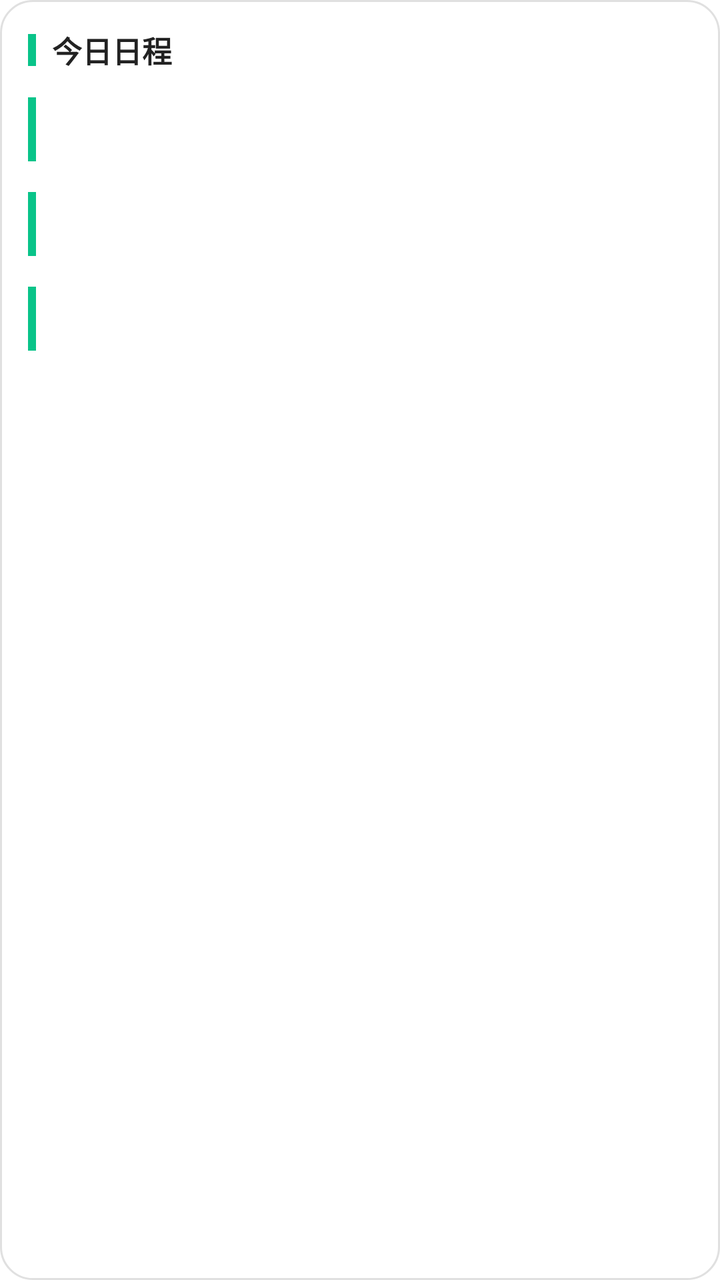
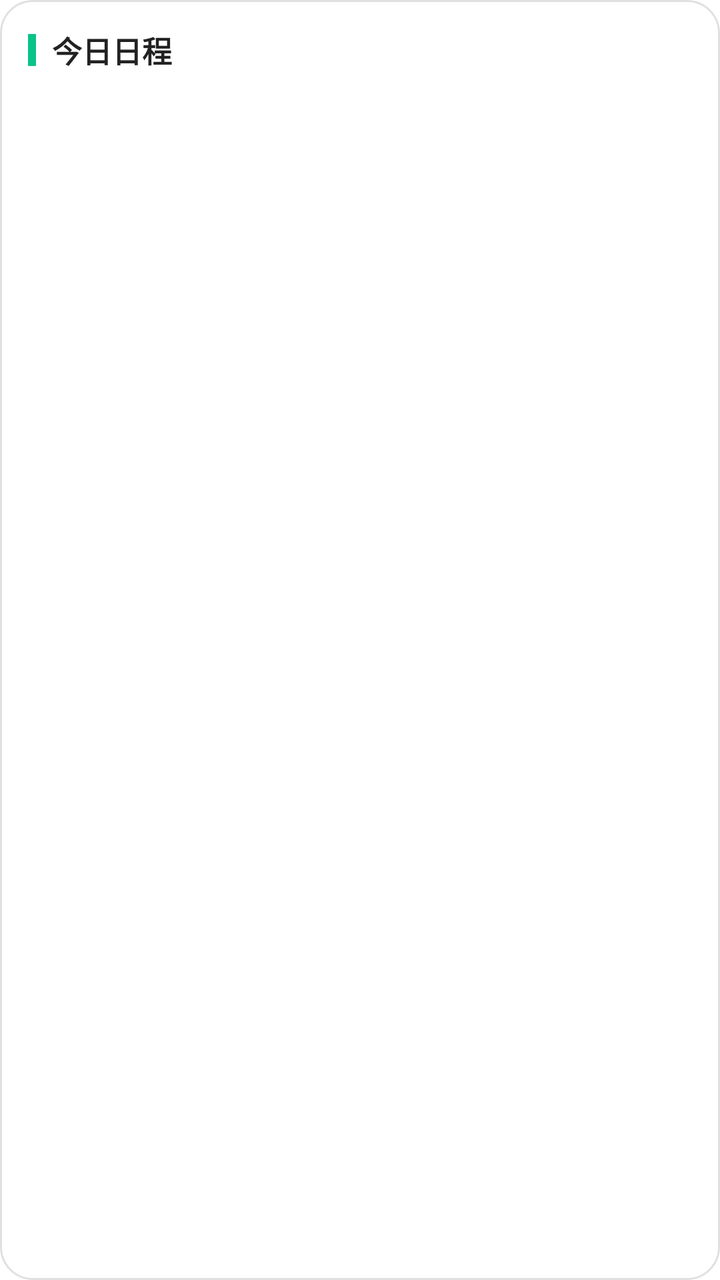

Screens rendered from an Android XML layout before and after an edit, with the pre-edit source and the edit as a unified diff.
<!-- AndroidManifest.xml: fallback theme Theme.MaterialComponents.DayNight.NoActionBar -->
<!-- res/layout/widget_agenda.xml -->
<?xml version="1.0" encoding="utf-8"?>
<LinearLayout xmlns:android="http://schemas.android.com/apk/res/android"
    android:id="@+id/widget_agenda_root"
    android:layout_width="match_parent"
    android:layout_height="match_parent"
    android:background="@drawable/widget_background"
    android:orientation="vertical"
    android:padding="14dp">

    <LinearLayout
        android:layout_width="match_parent"
        android:layout_height="wrap_content"
        android:gravity="center_vertical"
        android:orientation="horizontal">

        <FrameLayout
            android:layout_width="4dp"
            android:layout_height="16dp"
            android:background="#09C489" />

        <TextView
            android:id="@+id/widget_agenda_title"
            android:layout_width="0dp"
            android:layout_height="wrap_content"
            android:layout_marginStart="8dp"
            android:layout_weight="1"
            android:ellipsize="end"
            android:maxLines="1"
            android:text="@string/widget_agenda_label"
            android:textColor="#222222"
            android:textSize="15sp"
            android:textStyle="bold" />

        <TextView
            android:id="@+id/widget_agenda_date"
            android:layout_width="wrap_content"
            android:layout_height="wrap_content"
            android:ellipsize="end"
            android:maxLines="1"
            android:textColor="#757575"
            android:textSize="12sp" />
    </LinearLayout>

    <TextView
        android:id="@+id/widget_agenda_empty"
        android:layout_width="match_parent"
        android:layout_height="wrap_content"
        android:layout_marginTop="12dp"
        android:gravity="center"
        android:text="@string/widget_open_hint"
        android:textColor="#9E9E9E"
        android:textSize="13sp"
        android:visibility="gone" />

    <LinearLayout
        android:id="@+id/widget_agenda_item_0"
        android:layout_width="match_parent"
        android:layout_height="wrap_content"
        android:layout_marginTop="10dp"
        android:gravity="center_vertical"
        android:orientation="horizontal">

        <FrameLayout
            android:id="@+id/widget_agenda_bar_0"
            android:layout_width="4dp"
            android:layout_height="32dp"
            android:background="#09C489" />

        <LinearLayout
            android:layout_width="match_parent"
            android:layout_height="wrap_content"
            android:layout_marginStart="8dp"
            android:orientation="vertical">

            <TextView
                android:id="@+id/widget_agenda_item_title_0"
                android:layout_width="match_parent"
                android:layout_height="wrap_content"
                android:ellipsize="end"
                android:maxLines="1"
                android:textColor="#222222"
                android:textSize="14sp"
                android:textStyle="bold" />

            <TextView
                android:id="@+id/widget_agenda_item_sub_0"
                android:layout_width="match_parent"
                android:layout_height="wrap_content"
                android:layout_marginTop="2dp"
                android:ellipsize="end"
                android:maxLines="1"
                android:textColor="#757575"
                android:textSize="12sp" />
        </LinearLayout>
    </LinearLayout>

    <LinearLayout
        android:id="@+id/widget_agenda_item_1"
        android:layout_width="match_parent"
        android:layout_height="wrap_content"
        android:layout_marginTop="10dp"
        android:gravity="center_vertical"
        android:orientation="horizontal">

        <FrameLayout
            android:id="@+id/widget_agenda_bar_1"
            android:layout_width="4dp"
            android:layout_height="32dp"
            android:background="#09C489" />

        <LinearLayout
            android:layout_width="match_parent"
            android:layout_height="wrap_content"
            android:layout_marginStart="8dp"
            android:orientation="vertical">

            <TextView
                android:id="@+id/widget_agenda_item_title_1"
                android:layout_width="match_parent"
                android:layout_height="wrap_content"
                android:ellipsize="end"
                android:maxLines="1"
                android:textColor="#222222"
                android:textSize="14sp"
                android:textStyle="bold" />

            <TextView
                android:id="@+id/widget_agenda_item_sub_1"
                android:layout_width="match_parent"
                android:layout_height="wrap_content"
                android:layout_marginTop="2dp"
                android:ellipsize="end"
                android:maxLines="1"
                android:textColor="#757575"
                android:textSize="12sp" />
        </LinearLayout>
    </LinearLayout>

    <LinearLayout
        android:id="@+id/widget_agenda_item_2"
        android:layout_width="match_parent"
        android:layout_height="wrap_content"
        android:layout_marginTop="10dp"
        android:gravity="center_vertical"
        android:orientation="horizontal">

        <FrameLayout
            android:id="@+id/widget_agenda_bar_2"
            android:layout_width="4dp"
            android:layout_height="32dp"
            android:background="#09C489" />

        <LinearLayout
            android:layout_width="match_parent"
            android:layout_height="wrap_content"
            android:layout_marginStart="8dp"
            android:orientation="vertical">

            <TextView
                android:id="@+id/widget_agenda_item_title_2"
                android:layout_width="match_parent"
                android:layout_height="wrap_content"
                android:ellipsize="end"
                android:maxLines="1"
                android:textColor="#222222"
                android:textSize="14sp"
                android:textStyle="bold" />

            <TextView
                android:id="@+id/widget_agenda_item_sub_2"
                android:layout_width="match_parent"
                android:layout_height="wrap_content"
                android:layout_marginTop="2dp"
                android:ellipsize="end"
                android:maxLines="1"
                android:textColor="#757575"
                android:textSize="12sp" />
        </LinearLayout>
    </LinearLayout>
</LinearLayout>
<!-- resources referenced by this layout -->
<resources>
  <!-- drawable widget_background (drawable) -->
  <?xml version="1.0" encoding="utf-8"?>
  <shape xmlns:android="http://schemas.android.com/apk/res/android"
      android:shape="rectangle">
      <corners android:radius="16dp" />
      <solid android:color="#FFFFFF" />
      <stroke
          android:width="1dp"
          android:color="#E0E0E0" />
  </shape>
  <string name="widget_agenda_label">今日日程</string>
  <string name="widget_open_hint">打开 App 同步数据后显示</string>
</resources>

<!-- the commit's change to res/layout/widget_agenda.xml (unified diff, before → after) -->
@@ -27,7 +27,7 @@
             android:ellipsize="end"
             android:maxLines="1"
             android:text="@string/widget_agenda_label"
-            android:textColor="#222222"
+            android:textColor="@color/widget_title"
             android:textSize="15sp"
             android:textStyle="bold" />
 
@@ -37,144 +37,36 @@
             android:layout_height="wrap_content"
             android:ellipsize="end"
             android:maxLines="1"
-            android:textColor="#757575"
+            android:textColor="@color/widget_sub"
             android:textSize="12sp" />
     </LinearLayout>
 
-    <TextView
-        android:id="@+id/widget_agenda_empty"
+    <FrameLayout
         android:layout_width="match_parent"
-        android:layout_height="wrap_content"
-        android:layout_marginTop="12dp"
-        android:gravity="center"
-        android:text="@string/widget_open_hint"
-        android:textColor="#9E9E9E"
-        android:textSize="13sp"
-        android:visibility="gone" />
+        android:layout_height="0dp"
+        android:layout_marginTop="8dp"
+        android:layout_weight="1">
 
-    <LinearLayout
-        android:id="@+id/widget_agenda_item_0"
-        android:layout_width="match_parent"
-        android:layout_height="wrap_content"
-        android:layout_marginTop="10dp"
-        android:gravity="center_vertical"
-        android:orientation="horizontal">
+        <ListView
+            android:id="@+id/widget_agenda_list"
+            android:layout_width="match_parent"
+            android:layout_height="match_parent"
+            android:clipToPadding="false"
+            android:divider="@null"
+            android:dividerHeight="6dp"
+            android:overScrollMode="always"
+            android:scrollbars="vertical"
+            android:verticalScrollbarPosition="right" />
 
-        <FrameLayout
-            android:id="@+id/widget_agenda_bar_0"
-            android:layout_width="4dp"
-            android:layout_height="32dp"
-            android:background="#09C489" />
-
-        <LinearLayout
+        <TextView
+            android:id="@+id/widget_agenda_empty"
             android:layout_width="match_parent"
             android:layout_height="wrap_content"
-            android:layout_marginStart="8dp"
-            android:orientation="vertical">
-
-            <TextView
-                android:id="@+id/widget_agenda_item_title_0"
-                android:layout_width="match_parent"
-                android:layout_height="wrap_content"
-                android:ellipsize="end"
-                android:maxLines="1"
-                android:textColor="#222222"
-                android:textSize="14sp"
-                android:textStyle="bold" />
-
-            <TextView
-                android:id="@+id/widget_agenda_item_sub_0"
-                android:layout_width="match_parent"
-                android:layout_height="wrap_content"
-                android:layout_marginTop="2dp"
-                android:ellipsize="end"
-                android:maxLines="1"
-                android:textColor="#757575"
-                android:textSize="12sp" />
-        </LinearLayout>
-    </LinearLayout>
-
-    <LinearLayout
-        android:id="@+id/widget_agenda_item_1"
-        android:layout_width="match_parent"
-        android:layout_height="wrap_content"
-        android:layout_marginTop="10dp"
-        android:gravity="center_vertical"
-        android:orientation="horizontal">
-
-        <FrameLayout
-            android:id="@+id/widget_agenda_bar_1"
-            android:layout_width="4dp"
-            android:layout_height="32dp"
-            android:background="#09C489" />
-
-        <LinearLayout
-            android:layout_width="match_parent"
-            android:layout_height="wrap_content"
-            android:layout_marginStart="8dp"
-            android:orientation="vertical">
-
-            <TextView
-                android:id="@+id/widget_agenda_item_title_1"
-                android:layout_width="match_parent"
-                android:layout_height="wrap_content"
-                android:ellipsize="end"
-                android:maxLines="1"
-                android:textColor="#222222"
-                android:textSize="14sp"
-                android:textStyle="bold" />
-
-            <TextView
-                android:id="@+id/widget_agenda_item_sub_1"
-                android:layout_width="match_parent"
-                android:layout_height="wrap_content"
-                android:layout_marginTop="2dp"
-                android:ellipsize="end"
-                android:maxLines="1"
-                android:textColor="#757575"
-                android:textSize="12sp" />
-        </LinearLayout>
-    </LinearLayout>
-
-    <LinearLayout
-        android:id="@+id/widget_agenda_item_2"
-        android:layout_width="match_parent"
-        android:layout_height="wrap_content"
-        android:layout_marginTop="10dp"
-        android:gravity="center_vertical"
-        android:orientation="horizontal">
-
-        <FrameLayout
-            android:id="@+id/widget_agenda_bar_2"
-            android:layout_width="4dp"
-            android:layout_height="32dp"
-            android:background="#09C489" />
-
-        <LinearLayout
-            android:layout_width="match_parent"
-            android:layout_height="wrap_content"
-            android:layout_marginStart="8dp"
-            android:orientation="vertical">
-
-            <TextView
-                android:id="@+id/widget_agenda_item_title_2"
-                android:layout_width="match_parent"
-                android:layout_height="wrap_content"
-                android:ellipsize="end"
-                android:maxLines="1"
-                android:textColor="#222222"
-                android:textSize="14sp"
-                android:textStyle="bold" />
-
-            <TextView
-                android:id="@+id/widget_agenda_item_sub_2"
-                android:layout_width="match_parent"
-                android:layout_height="wrap_content"
-                android:layout_marginTop="2dp"
-                android:ellipsize="end"
-                android:maxLines="1"
-                android:textColor="#757575"
-                android:textSize="12sp" />
-        </LinearLayout>
-    </LinearLayout>
+            android:layout_gravity="center"
+            android:gravity="center"
+            android:text="@string/widget_open_hint"
+            android:textColor="@color/widget_hint"
+            android:textSize="13sp"
+            android:visibility="gone" />
+    </FrameLayout>
 </LinearLayout>
<!-- resource entries referenced after the edit -->
@@ -1,16 +1,21 @@
 <!-- resources referenced by this layout -->
 <resources>
+  <color name="widget_hint">#9E9E9E</color>
+  <color name="widget_sub">#757575</color>
+  <color name="widget_title">#222222</color>
   <!-- drawable widget_background (drawable) -->
   <?xml version="1.0" encoding="utf-8"?>
   <shape xmlns:android="http://schemas.android.com/apk/res/android"
       android:shape="rectangle">
       <corners android:radius="16dp" />
-      <solid android:color="#FFFFFF" />
+      <solid android:color="@color/widget_background" />
       <stroke
           android:width="1dp"
-          android:color="#E0E0E0" />
+          android:color="@color/widget_stroke" />
   </shape>
   <string name="widget_agenda_label">今日日程</string>
   <string name="widget_open_hint">打开 App 同步数据后显示</string>
+  <color name="widget_background">#FFFFFF</color>
+  <color name="widget_stroke">#E0E0E0</color>
 </resources>
 
